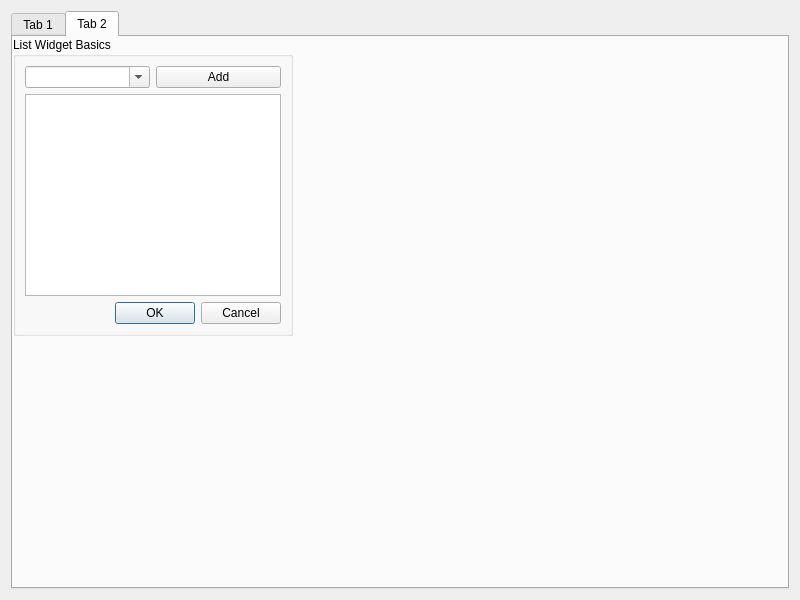
The window that Beginner/CombosListsSpinboxYADAYADA/dialog.ui (develooper1994/Qt5WidgetLearning) describes before a commit, drawn with Qt 5.
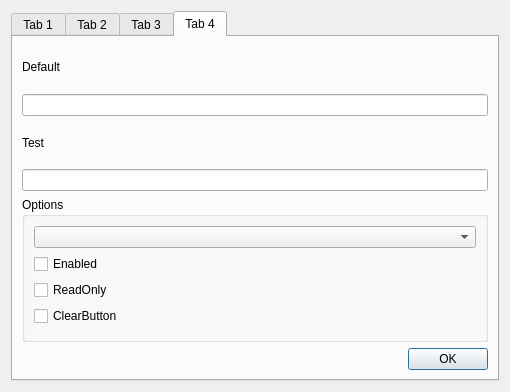
The same window after the commit.

Commit message: QLineEdit is has too much to cover!

```diff
--- a/Beginner/CombosListsSpinboxYADAYADA/dialog.ui
+++ b/Beginner/CombosListsSpinboxYADAYADA/dialog.ui
@@ -6,8 +6,8 @@
    <rect>
     <x>0</x>
     <y>0</y>
-    <width>800</width>
-    <height>600</height>
+    <width>510</width>
+    <height>392</height>
    </rect>
   </property>
   <property name="windowTitle">
@@ -17,7 +17,7 @@
    <item row="0" column="0">
     <widget class="QTabWidget" name="tabWidget">
      <property name="currentIndex">
-      <number>1</number>
+      <number>3</number>
      </property>
      <widget class="QWidget" name="Combobox">
       <attribute name="title">
@@ -178,6 +178,137 @@
        </layout>
       </widget>
      </widget>
+     <widget class="QWidget" name="FontComboBox">
+      <attribute name="title">
+       <string>Tab 3</string>
+      </attribute>
+      <widget class="QGroupBox" name="groupBox">
+       <property name="geometry">
+        <rect>
+         <x>10</x>
+         <y>10</y>
+         <width>371</width>
+         <height>171</height>
+        </rect>
+       </property>
+       <property name="title">
+        <string>GroupBox</string>
+       </property>
+       <layout class="QVBoxLayout" name="verticalLayout_3">
+        <item>
+         <layout class="QGridLayout" name="gridLayout_2">
+          <item row="0" column="0">
+           <widget class="QLabel" name="label">
+            <property name="text">
+             <string>Name</string>
+            </property>
+           </widget>
+          </item>
+          <item row="0" column="1">
+           <widget class="QLineEdit" name="lineEdit">
+            <property name="font">
+             <font>
+              <pointsize>18</pointsize>
+             </font>
+            </property>
+            <property name="text">
+             <string>Mustafa Selçuk Çağlar</string>
+            </property>
+           </widget>
+          </item>
+          <item row="1" column="0">
+           <widget class="QLabel" name="label_2">
+            <property name="text">
+             <string>Font</string>
+            </property>
+           </widget>
+          </item>
+          <item row="1" column="1">
+           <widget class="QFontComboBox" name="fontComboBox"/>
+          </item>
+         </layout>
+        </item>
+        <item>
+         <widget class="QDialogButtonBox" name="buttonBox">
+          <property name="standardButtons">
+           <set>QDialogButtonBox::Cancel|QDialogButtonBox::Ok</set>
+          </property>
+         </widget>
+        </item>
+       </layout>
+      </widget>
+     </widget>
+     <widget class="QWidget" name="LineEdit">
+      <attribute name="title">
+       <string>Tab 4</string>
+      </attribute>
+      <layout class="QVBoxLayout" name="verticalLayout_6">
+       <item>
+        <layout class="QVBoxLayout" name="vLayLineEdit">
+         <item>
+          <widget class="QLabel" name="lblLineEditDefault">
+           <property name="text">
+            <string>Default</string>
+           </property>
+          </widget>
+         </item>
+         <item>
+          <widget class="QLineEdit" name="lineEditDefault"/>
+         </item>
+         <item>
+          <widget class="QLabel" name="lblLineEditTest">
+           <property name="text">
+            <string>Test</string>
+           </property>
+          </widget>
+         </item>
+         <item>
+          <widget class="QLineEdit" name="lineEditTest"/>
+         </item>
+        </layout>
+       </item>
+       <item>
+        <widget class="QGroupBox" name="grpLineEditOptions">
+         <property name="title">
+          <string>Options</string>
+         </property>
+         <layout class="QVBoxLayout" name="verticalLayout_5">
+          <item>
+           <widget class="QComboBox" name="cmbEchoLineEdit"/>
+          </item>
+          <item>
+           <widget class="QCheckBox" name="cbLineEditEnabled">
+            <property name="text">
+             <string>Enabled</string>
+            </property>
+           </widget>
+          </item>
+          <item>
+           <widget class="QCheckBox" name="cbLineEditReadOnly">
+            <property name="text">
+             <string>ReadOnly</string>
+            </property>
+           </widget>
+          </item>
+          <item>
+           <widget class="QCheckBox" name="cbLineEditClearButton">
+            <property name="text">
+             <string>ClearButton</string>
+            </property>
+           </widget>
+          </item>
+         </layout>
+        </widget>
+       </item>
+       <item>
+        <widget class="QDialogButtonBox" name="btnLineEdit">
+         <property name="standardButtons">
+          <set>QDialogButtonBox::Ok</set>
+         </property>
+        </widget>
+       </item>
+      </layout>
+     </widget>
     </widget>
    </item>
   </layout>
```
The commit also changes 7 other files.
